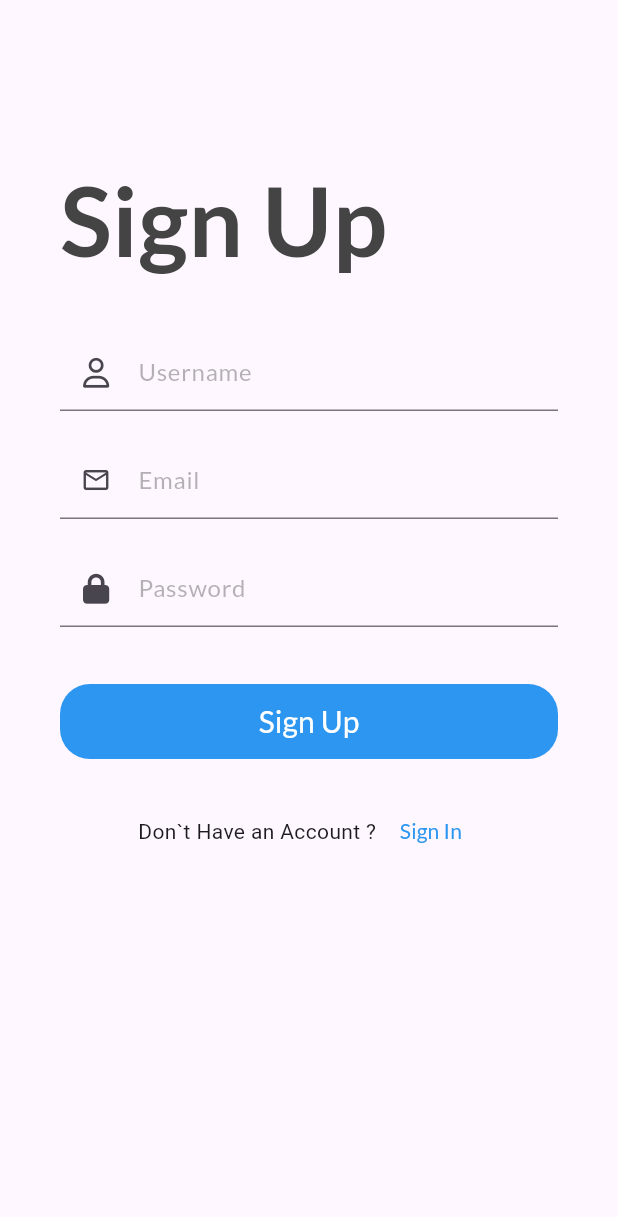
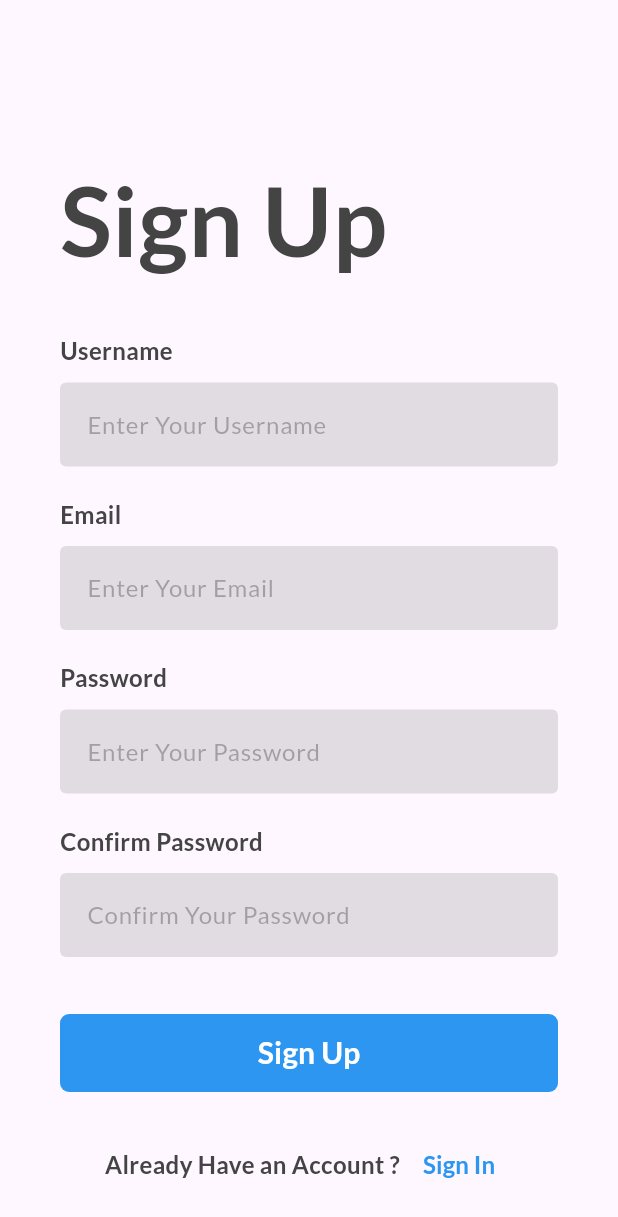
Before and after one commit to Gylmyn/Mobile-IV-Thismed, a Flutter app: the SignUpPage screen opened by its route, on a phone screen of 412 x 824 dp. Shown: the top 1217 px of the screen. Run offline on Flutter 3.47's test engine with Material 3 defaults, Android fonts, the phone set to English and light mode, and no system bars; our stand-ins replace firebase_core, flutter_dotenv, font_awesome_flutter, gap, get, google_fonts and 1 more; accounts and stored records are empty; network calls fail.

Commit message:
update : auth ui , auth validation

```diff
--- a/lib/app/data/model/models.dart
+++ b/lib/app/data/model/models.dart
@@ -3,7 +3,7 @@ class Users {
   final String username;
   final String email;
   final String password;
-  final String googleUserId;
+  final String? googleUserId;
   final String avatar;
   final DateTime createdAt;
   final DateTime updatedAt;
@@ -14,7 +14,7 @@ class Users {
     required this.username,
     required this.email,
     required this.password,
-    required this.googleUserId,
+    this.googleUserId,
     required this.avatar,
     required this.createdAt,
     required this.updatedAt,
--- a/lib/app/data/services/services.dart
+++ b/lib/app/data/services/services.dart
@@ -40,6 +40,7 @@ class ApiCall {
       print('Message: ${responseData['message']}');
     } else {
       print('Failed to create account. Error: ${response.reasonPhrase}');
+      throw Exception('Failed to login. Error: ${response.reasonPhrase}');
     }
   }
 
@@ -61,6 +62,7 @@ class ApiCall {
       return responseData;
     } else {
       print('Failed to create account. Error: ${response.reasonPhrase}');
+      throw Exception('Failed to login. Error: ${response.reasonPhrase}');
     }
   }
 }
--- a/lib/app/view/layout/constant/widgets/button.dart
+++ b/lib/app/view/layout/constant/widgets/button.dart
@@ -6,17 +6,23 @@ class CsButton extends StatelessWidget {
   const CsButton(
       {super.key,
       required this.title,
+      this.textStyle,
       this.onPressed,
       this.bgColor,
+      this.borderColor,
       this.useIcon = false,
+      this.useBorder = false,
       this.textOnly = false,
       this.icon});
   final String title;
   final Color? bgColor;
+  final Color? borderColor;
   final bool useIcon;
-  final IconData? icon;
+  final bool useBorder;
+  final String? icon;
   final VoidCallback? onPressed;
   final bool textOnly;
+  final TextStyle? textStyle;
 
   @override
   Widget build(BuildContext context) {
@@ -24,19 +30,20 @@ class CsButton extends StatelessWidget {
         ? TextButton(
             onPressed: onPressed,
             child: Center(
-              child: Text(title,
-                  style:
-                      primaryTextStyle.copyWith(fontWeight: FontWeight.w500)),
+              child: Text(title, style: textStyle),
             ),
           )
         : SizedBox(
             width: double.infinity,
-            height: 50,
+            height: 52,
             child: TextButton(
               style: TextButton.styleFrom(
+                side: useBorder
+                    ? BorderSide(color: borderColor!, width: 2)
+                    : BorderSide.none,
                 backgroundColor: bgColor,
                 shape: RoundedRectangleBorder(
-                  borderRadius: BorderRadius.circular(20),
+                  borderRadius: BorderRadius.circular(6),
                 ),
               ),
               onPressed: onPressed,
@@ -44,16 +51,18 @@ class CsButton extends StatelessWidget {
                   ? Row(
                       mainAxisAlignment: MainAxisAlignment.center,
                       children: [
-                        Icon(icon),
-                        const Gap(24),
-                        Text(title,
-                            style: whiteTextStyle.copyWith(
-                                fontWeight: FontWeight.w500, fontSize: 20)),
+                        Container(
+                          width: 24,
+                          height: 24,
+                          decoration: BoxDecoration(
+                              image: DecorationImage(
+                                  image: AssetImage(icon!), fit: BoxFit.cover)),
+                        ),
+                        const Gap(6),
+                        Text(title, style: textStyle),
                       ],
                     )
-                  : Text(title,
-                      style: whiteTextStyle.copyWith(
-                          fontWeight: FontWeight.w500, fontSize: 20)),
+                  : Text(title, style: textStyle),
             ),
           );
   }
--- a/lib/app/view/layout/constant/widgets/formfield.dart
+++ b/lib/app/view/layout/constant/widgets/formfield.dart
@@ -6,35 +6,35 @@ class CsFormField extends StatelessWidget {
   const CsFormField(
       {super.key,
       this.controller,
-      this.icon,
       required this.placeholder,
+      this.textValidator,
       this.fullBorder = false});
 
   final TextEditingController? controller;
   final String placeholder;
-  final IconData? icon;
   final bool? fullBorder;
+  final String? textValidator;
 
   @override
   Widget build(BuildContext context) {
     return TextFormField(
+        validator: (value) => value == '' ? textValidator! : null,
         controller: controller,
         decoration: InputDecoration(
-          contentPadding: const EdgeInsets.only(top: 12),
-          floatingLabelBehavior: fullBorder == true
-              ? FloatingLabelBehavior.never
-              : FloatingLabelBehavior.auto,
+          contentPadding:
+              const EdgeInsets.symmetric(horizontal: 14, vertical: 16),
+          filled: true,
+          fillColor: fullBorder == true
+              ? Colors.transparent
+              : secondaryTextColor.withAlpha(40),
+          floatingLabelBehavior: FloatingLabelBehavior.never,
           border: fullBorder == true
               ? const OutlineInputBorder(
                   gapPadding: 0.0,
                   borderRadius: BorderRadius.all(Radius.circular(24)))
-              : const UnderlineInputBorder(),
+              : const OutlineInputBorder(borderSide: BorderSide.none),
           labelText: placeholder,
           labelStyle: grey2TextStyle,
-          prefixIcon: Icon(
-            icon,
-            size: 20,
-          ),
         ));
   }
 }
--- a/lib/app/view/pages/auth/sign_in/sign_in_controller.dart
+++ b/lib/app/view/pages/auth/sign_in/sign_in_controller.dart
@@ -19,8 +19,10 @@ class SignInController extends GetxController {
 
   void loginUser() async {
     try {
+      if (emailC.text.isEmpty && passwordC.text.isEmpty) {
+        Get.snackbar('error', 'Please fill in the form');
+      } else {
         await ApiCall.login(emailC.text, passwordC.text);
-      // Menampilkan pesan sukses menggunakan snackbar jika berhasil
         Get.snackbar(
           'Success',
           'Login successfully, Hallo',
@@ -28,6 +30,8 @@ class SignInController extends GetxController {
           colorText: primaryTextColor,
         );
         Get.offAllNamed(RouteName.BOTNAVBAR);
+      }
+      // Menampilkan pesan sukses menggunakan snackbar jika berhasil
     } catch (error) {
       // Menampilkan pesan error menggunakan snackbar jika gagal
       Get.snackbar(
--- a/lib/app/view/pages/auth/sign_up/sign_up_page.dart
+++ b/lib/app/view/pages/auth/sign_up/sign_up_page.dart
@@ -20,9 +20,10 @@ class SignUpPage extends GetView<SignUpController> {
         padding: const EdgeInsets.symmetric(horizontal: 40),
         child: Form(
           key: key,
-          child: ListView(
-            physics: const NeverScrollableScrollPhysics(),
-            // crossAxisAlignment: CrossAxisAlignment.start,
+          child: SingleChildScrollView(
+            child: Column(
+              // physics: const NeverScrollableScrollPhysics(),
+              crossAxisAlignment: CrossAxisAlignment.start,
               children: [
                 const Gap(100),
                 Text(
@@ -31,35 +32,77 @@ class SignUpPage extends GetView<SignUpController> {
                       fontWeight: FontWeight.bold, fontSize: 64),
                 ),
                 const Gap(30),
+                Text(
+                  'Username',
+                  style: greyTextStyle.copyWith(
+                      fontWeight: FontWeight.w600, fontSize: 16),
+                ),
+                const Gap(10),
                 CsFormField(
-                placeholder: 'Username',
+                  placeholder: 'Enter Your Username',
+                  textValidator: 'Username cannot be empty',
                   controller: controller.usernameC,
-                icon: FontAwesomeIcons.user,
                 ),
                 const Gap(20),
+                Text(
+                  'Email',
+                  style: greyTextStyle.copyWith(
+                      fontWeight: FontWeight.w600, fontSize: 16),
+                ),
+                const Gap(10),
                 CsFormField(
-                  placeholder: 'Email',
+                  placeholder: 'Enter Your Email',
+                  textValidator: 'Email cannot be empty',
                   controller: controller.emailC,
-                  icon: Icons.mail_outlined),
+                ),
                 const Gap(20),
+                Text(
+                  'Password',
+                  style: greyTextStyle.copyWith(
+                      fontWeight: FontWeight.w600, fontSize: 16),
+                ),
+                const Gap(10),
                 CsFormField(
-                placeholder: 'Password',
+                  placeholder: 'Enter Your Password',
+                  textValidator: 'Password cannot be empty',
                   controller: controller.passwordC,
-                icon: FontAwesomeIcons.lock,
+                ),
+                const Gap(20),
+                Text(
+                  'Confirm Password',
+                  style: greyTextStyle.copyWith(
+                      fontWeight: FontWeight.w600, fontSize: 16),
+                ),
+                const Gap(10),
+                CsFormField(
+                  placeholder: 'Confirm Your Password',
+                  textValidator: 'Password cannot be empty',
+                  controller: controller.confirmPasswordC,
                 ),
                 const Gap(38),
                 CsButton(
                   title: 'Sign Up',
                   bgColor: primaryColor,
-                onPressed: () => controller.registerUser(),
+                  textStyle: whiteTextStyle.copyWith(
+                      fontWeight: FontWeight.w600, fontSize: 20),
+                  onPressed: () {
+                    if (key.currentState!.validate()) {
+                      // controller.checkPassword();
+                      controller.registerUser();
+                    }
+                  },
                 ),
                 const Gap(24),
                 Row(
                   mainAxisAlignment: MainAxisAlignment.center,
                   children: [
-                  const Text('Don`t Have an Account ? '),
+                    Text('Already Have an Account ? ',
+                        style: greyTextStyle.copyWith(
+                            fontWeight: FontWeight.w600, fontSize: 16)),
                     CsButton(
                       title: 'Sign In',
+                      textStyle: primaryTextStyle.copyWith(
+                          fontWeight: FontWeight.w600, fontSize: 16),
                       textOnly: true,
                       onPressed: () => Get.back(),
                     )
@@ -69,6 +112,7 @@ class SignUpPage extends GetView<SignUpController> {
             ),
           ),
         ),
+      ),
     ));
   }
 }
--- a/lib/app/view/pages/home/home_controller.dart
+++ b/lib/app/view/pages/home/home_controller.dart
@@ -12,7 +12,7 @@ class HomeContentController extends GetxController {
     super.onInit();
   }
 
-  Future<void> fetchData() async {
+  Future<List<Users>> fetchData() async {
     try {
       var response = await ApiCall.fetchData();
       data.value = response;
@@ -25,8 +25,10 @@ class HomeContentController extends GetxController {
           .compareTo(a.posts!
               .map((post) => post.likes)
               .reduce((value, element) => value + element)));
+      return response;
     } catch (e) {
       print(e);
+      return [];
     }
   }
 }
--- a/pubspec.yaml
+++ b/pubspec.yaml
@@ -8,6 +8,7 @@ environment:
 
 dependencies:
   cupertino_icons: ^1.0.6
+  firebase_core: ^2.31.0
   flutter:
     sdk: flutter
   flutter_dotenv: ^5.1.0
```
Also changed, not shown: lib/app/view/layout/bottom_navigation_bar/bottom_navigation_bar_controller.dart (+7 -6 lines), lib/app/view/pages/auth/sign_in/sign_in_page.dart (+42 -15 lines), lib/app/view/pages/auth/sign_up/sign_up_controller.dart (+14 -2 lines), lib/app/view/pages/home/home_page.dart (+23 -12 lines), lib/app/view/pages/post/post_controller.dart (+16 -1 lines), lib/app/view/pages/post/post_page.dart (+15 -9 lines), lib/app/view/pages/splash/splash_page.dart (+4 -4 lines), lib/main.dart (+7 -1 lines), assets/images/google-logo.png (added), assets/images/main-logo.png (added), lib/firebase_options.dart (added), pubspec.lock, 9 other files. Lines whose indentation alone changed are shown as unchanged.
